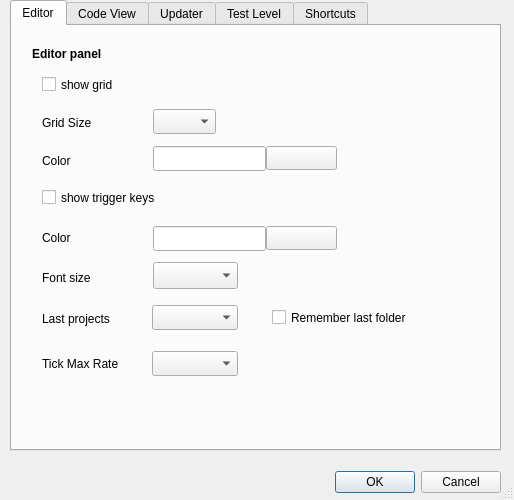
The window that src/lgck-builder/DlgAppSettings.ui (cfrankb/lgck-src) describes before a commit, drawn with Qt 5.
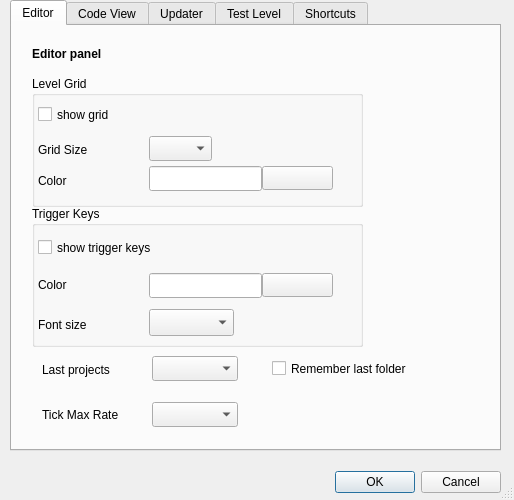
The same window after the commit. The open tabs and pages were chosen to show the change. Custom widgets are drawn as their Qt base class.

What changed in the file:
```diff
--- a/src/lgck-builder/DlgAppSettings.ui
+++ b/src/lgck-builder/DlgAppSettings.ui
@@ -69,87 +69,6 @@
     <attribute name="title">
      <string>Editor</string>
     </attribute>
-    <widget class="QLabel" name="label_2">
-     <property name="geometry">
-      <rect>
-       <x>30</x>
-       <y>127</y>
-       <width>52</width>
-       <height>15</height>
-      </rect>
-     </property>
-     <property name="text">
-      <string>Color</string>
-     </property>
-    </widget>
-    <widget class="QLineEdit" name="eGridColor">
-     <property name="geometry">
-      <rect>
-       <x>141</x>
-       <y>120</y>
-       <width>113</width>
-       <height>25</height>
-      </rect>
-     </property>
-     <property name="inputMask">
-      <string>hhhhhh</string>
-     </property>
-     <property name="text">
-      <string/>
-     </property>
-     <property name="maxLength">
-      <number>6</number>
-     </property>
-    </widget>
-    <widget class="QCheckBox" name="cShowGrid">
-     <property name="geometry">
-      <rect>
-       <x>30</x>
-       <y>47</y>
-       <width>101</width>
-       <height>23</height>
-      </rect>
-     </property>
-     <property name="text">
-      <string>show grid</string>
-     </property>
-    </widget>
-    <widget class="QLabel" name="label">
-     <property name="geometry">
-      <rect>
-       <x>30</x>
-       <y>89</y>
-       <width>91</width>
-       <height>16</height>
-      </rect>
-     </property>
-     <property name="text">
-      <string>Grid Size</string>
-     </property>
-    </widget>
-    <widget class="QComboBox" name="cbGridSize">
-     <property name="geometry">
-      <rect>
-       <x>141</x>
-       <y>83</y>
-       <width>63</width>
-       <height>25</height>
-      </rect>
-     </property>
-    </widget>
-    <widget class="CWBtnColor" name="btnGridColor">
-     <property name="geometry">
-      <rect>
-       <x>254</x>
-       <y>120</y>
-       <width>71</width>
-       <height>24</height>
-      </rect>
-     </property>
-     <property name="text">
-      <string/>
-     </property>
-    </widget>
     <widget class="QLabel" name="label_13">
      <property name="geometry">
       <rect>
@@ -166,92 +85,11 @@
       <enum>Qt::RichText</enum>
      </property>
     </widget>
-    <widget class="QLineEdit" name="eTriggerKeyColor">
-     <property name="geometry">
-      <rect>
-       <x>141</x>
-       <y>200</y>
-       <width>113</width>
-       <height>25</height>
-      </rect>
-     </property>
-     <property name="inputMask">
-      <string>hhhhhh</string>
-     </property>
-     <property name="text">
-      <string/>
-     </property>
-     <property name="maxLength">
-      <number>6</number>
-     </property>
-    </widget>
-    <widget class="QLabel" name="label_11">
-     <property name="geometry">
-      <rect>
-       <x>30</x>
-       <y>203</y>
-       <width>62</width>
-       <height>17</height>
-      </rect>
-     </property>
-     <property name="text">
-      <string>Color    </string>
-     </property>
-    </widget>
-    <widget class="CWBtnColor" name="btnTriggerKeyColor">
-     <property name="geometry">
-      <rect>
-       <x>254</x>
-       <y>200</y>
-       <width>71</width>
-       <height>24</height>
-      </rect>
-     </property>
-     <property name="text">
-      <string/>
-     </property>
-    </widget>
-    <widget class="QCheckBox" name="cbShowTriggerKey">
-     <property name="geometry">
-      <rect>
-       <x>30</x>
-       <y>160</y>
-       <width>161</width>
-       <height>23</height>
-      </rect>
-     </property>
-     <property name="text">
-      <string>show trigger keys</string>
-     </property>
-    </widget>
-    <widget class="QComboBox" name="cbTriggerKeyFontSize">
-     <property name="geometry">
-      <rect>
-       <x>141</x>
-       <y>236</y>
-       <width>85</width>
-       <height>27</height>
-      </rect>
-     </property>
-    </widget>
-    <widget class="QLabel" name="label_17">
-     <property name="geometry">
-      <rect>
-       <x>30</x>
-       <y>243</y>
-       <width>62</width>
-       <height>17</height>
-      </rect>
-     </property>
-     <property name="text">
-      <string>Font size</string>
-     </property>
-    </widget>
     <widget class="QLabel" name="label_19">
      <property name="geometry">
       <rect>
        <x>30</x>
-       <y>282</y>
+       <y>333</y>
        <width>101</width>
        <height>21</height>
       </rect>
@@ -264,7 +102,7 @@
      <property name="geometry">
       <rect>
        <x>140</x>
-       <y>279</y>
+       <y>330</y>
        <width>86</width>
        <height>25</height>
       </rect>
@@ -274,7 +112,7 @@
      <property name="geometry">
       <rect>
        <x>30</x>
-       <y>329</y>
+       <y>380</y>
        <width>101</width>
        <height>17</height>
       </rect>
@@ -287,7 +125,7 @@
      <property name="geometry">
       <rect>
        <x>140</x>
-       <y>325</y>
+       <y>376</y>
        <width>86</width>
        <height>25</height>
       </rect>
@@ -297,7 +135,7 @@
      <property name="geometry">
       <rect>
        <x>260</x>
-       <y>280</y>
+       <y>331</y>
        <width>191</width>
        <height>23</height>
       </rect>
@@ -306,6 +144,197 @@
       <string>Remember last folder</string>
      </property>
     </widget>
+    <widget class="QGroupBox" name="groupBox">
+     <property name="geometry">
+      <rect>
+       <x>20</x>
+       <y>50</y>
+       <width>331</width>
+       <height>131</height>
+      </rect>
+     </property>
+     <property name="autoFillBackground">
+      <bool>false</bool>
+     </property>
+     <property name="title">
+      <string>Level Grid</string>
+     </property>
+     <widget class="CWBtnColor" name="btnGridColor">
+      <property name="geometry">
+       <rect>
+        <x>230</x>
+        <y>90</y>
+        <width>71</width>
+        <height>24</height>
+       </rect>
+      </property>
+      <property name="text">
+       <string/>
+      </property>
+     </widget>
+     <widget class="QCheckBox" name="cShowGrid">
+      <property name="geometry">
+       <rect>
+        <x>6</x>
+        <y>27</y>
+        <width>101</width>
+        <height>23</height>
+       </rect>
+      </property>
+      <property name="text">
+       <string>show grid</string>
+      </property>
+     </widget>
+     <widget class="QComboBox" name="cbGridSize">
+      <property name="geometry">
+       <rect>
+        <x>117</x>
+        <y>60</y>
+        <width>63</width>
+        <height>25</height>
+       </rect>
+      </property>
+     </widget>
+     <widget class="QLabel" name="label_2">
+      <property name="geometry">
+       <rect>
+        <x>6</x>
+        <y>97</y>
+        <width>52</width>
+        <height>15</height>
+       </rect>
+      </property>
+      <property name="text">
+       <string>Color</string>
+      </property>
+     </widget>
+     <widget class="QLabel" name="label">
+      <property name="geometry">
+       <rect>
+        <x>6</x>
+        <y>66</y>
+        <width>91</width>
+        <height>16</height>
+       </rect>
+      </property>
+      <property name="text">
+       <string>Grid Size</string>
+      </property>
+     </widget>
+     <widget class="QLineEdit" name="eGridColor">
+      <property name="geometry">
+       <rect>
+        <x>117</x>
+        <y>90</y>
+        <width>113</width>
+        <height>25</height>
+       </rect>
+      </property>
+      <property name="inputMask">
+       <string>hhhhhh</string>
+      </property>
+      <property name="text">
+       <string/>
+      </property>
+      <property name="maxLength">
+       <number>6</number>
+      </property>
+     </widget>
+    </widget>
+    <widget class="QGroupBox" name="groupBox_2">
+     <property name="geometry">
+      <rect>
+       <x>20</x>
+       <y>180</y>
+       <width>331</width>
+       <height>141</height>
+      </rect>
+     </property>
+     <property name="title">
+      <string>Trigger Keys</string>
+     </property>
+     <widget class="CWBtnColor" name="btnTriggerKeyColor">
+      <property name="geometry">
+       <rect>
+        <x>230</x>
+        <y>67</y>
+        <width>71</width>
+        <height>24</height>
+       </rect>
+      </property>
+      <property name="text">
+       <string/>
+      </property>
+     </widget>
+     <widget class="QLineEdit" name="eTriggerKeyColor">
+      <property name="geometry">
+       <rect>
+        <x>117</x>
+        <y>67</y>
+        <width>113</width>
+        <height>25</height>
+       </rect>
+      </property>
+      <property name="inputMask">
+       <string>hhhhhh</string>
+      </property>
+      <property name="text">
+       <string/>
+      </property>
+      <property name="maxLength">
+       <number>6</number>
+      </property>
+     </widget>
+     <widget class="QCheckBox" name="cbShowTriggerKey">
+      <property name="geometry">
+       <rect>
+        <x>6</x>
+        <y>30</y>
+        <width>161</width>
+        <height>23</height>
+       </rect>
+      </property>
+      <property name="text">
+       <string>show trigger keys</string>
+      </property>
+     </widget>
+     <widget class="QComboBox" name="cbTriggerKeyFontSize">
+      <property name="geometry">
+       <rect>
+        <x>117</x>
+        <y>103</y>
+        <width>85</width>
+        <height>27</height>
+       </rect>
+      </property>
+     </widget>
+     <widget class="QLabel" name="label_11">
+      <property name="geometry">
+       <rect>
+        <x>6</x>
+        <y>70</y>
+        <width>62</width>
+        <height>17</height>
+       </rect>
+      </property>
+      <property name="text">
+       <string>Color    </string>
+      </property>
+     </widget>
+     <widget class="QLabel" name="label_17">
+      <property name="geometry">
+       <rect>
+        <x>6</x>
+        <y>110</y>
+        <width>62</width>
+        <height>17</height>
+       </rect>
+      </property>
+      <property name="text">
+       <string>Font size</string>
+      </property>
+     </widget>
+    </widget>
    </widget>
    <widget class="QWidget" name="tab">
     <attribute name="title">
```
Left out of the diff: 2 changed lines with no effect on the pictures.
